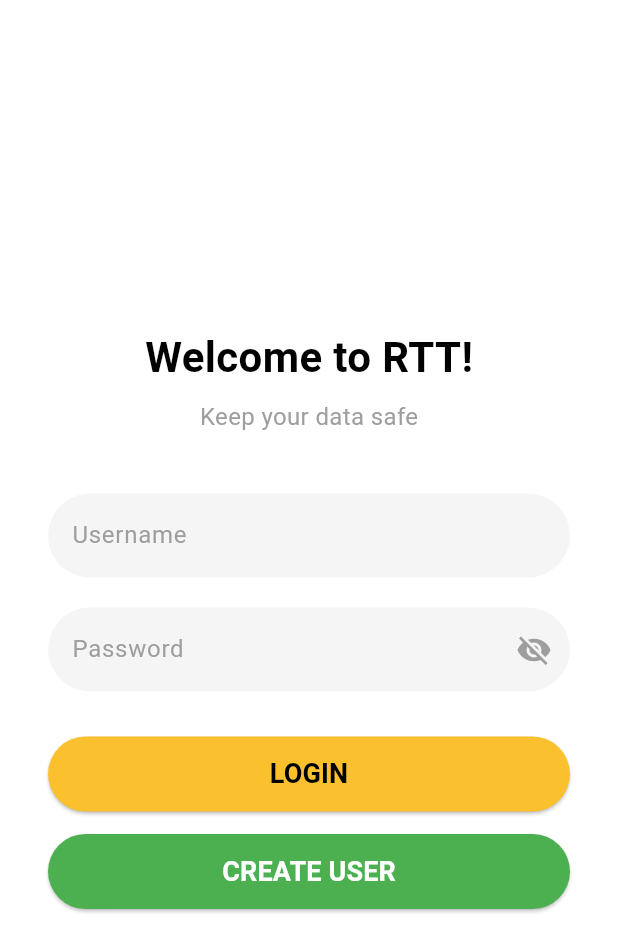
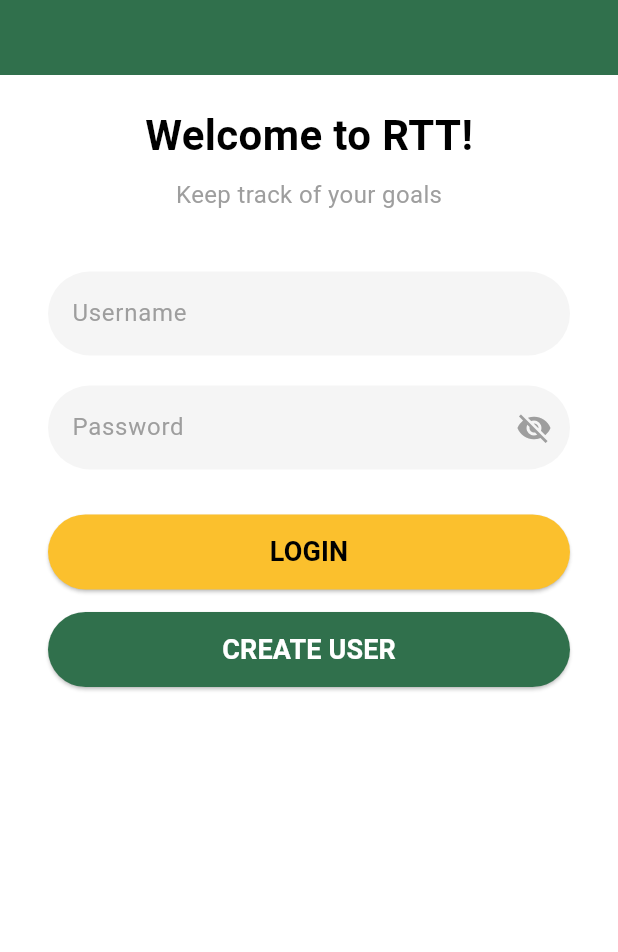
Before and after one commit to ChicoState/redeemingtime, a Flutter app: the screen it shows after launch, on a phone screen of 412 x 824 dp. Shown: the top 952 px of the screen. Run offline on Flutter 3.47's test engine with Material 3 defaults, Android fonts, the light colour scheme and no system bars; our stand-ins replace fl_chart, pie_chart, shared_preferences.

Commit message:
Update login.dart
Updated Login functions moved functions like fetch goals to public so we can use them in other pages

```diff
--- a/rtt_frontend/lib/pages/login.dart
+++ b/rtt_frontend/lib/pages/login.dart
@@ -3,22 +3,7 @@ import 'package:http/http.dart' as http;
 import 'dart:convert';
 import '../classes.dart'; // Needed to build UserClass
 import 'home.dart';       // Navigate to HomePage after login
-
-class LoginScreen extends StatefulWidget {
-  const LoginScreen({super.key});
-
-  @override
-  State<LoginScreen> createState() => _LoginScreenState();
-}
-
-class _LoginScreenState extends State<LoginScreen> {
-  final TextEditingController _usernameController = TextEditingController();
-  final TextEditingController _passwordController = TextEditingController();
-  bool _isLoading = false;
-  bool _obscurePassword = true;
-
 final String baseUrl = "http://localhost:8000"; // For Chrome testing
-
 Future<List<GoalsClass>> fetchGoals(String username, String password) async {
     String basicAuth = 'Basic ' + base64Encode(utf8.encode('$username:$password'));
 
@@ -37,6 +22,7 @@ class _LoginScreenState extends State<LoginScreen> {
         timeCost: (goal['timeCost'] ?? 0).toDouble(),
         weekDay: (goal['weekday'] ?? 1),
         tag: 0,                         // Default tag for now
+        completed: goal['completed'] ?? false,  // Default to false if not provided
       )).toList();
 
       return goals;
@@ -46,6 +32,23 @@ class _LoginScreenState extends State<LoginScreen> {
       throw Exception("Failed to load goals from server");
     }
   }
+
+class LoginScreen extends StatefulWidget {
+  const LoginScreen({super.key});
+
+  @override
+  State<LoginScreen> createState() => _LoginScreenState();
+}
+
+class _LoginScreenState extends State<LoginScreen> {
+  final TextEditingController _usernameController = TextEditingController();
+  final TextEditingController _passwordController = TextEditingController();
+  bool _isLoading = false;
+  bool _obscurePassword = true;
+
+
+
+
 
   void _saveCredentialsAndNavigate() async {
     final username = _usernameController.text;
@@ -168,12 +171,20 @@ class _LoginScreenState extends State<LoginScreen> {
   Widget build(BuildContext context) {
     return Scaffold(
       backgroundColor: Colors.white,
-      body: Center(
+      body: Column(
+        children: [
+          // Green rectangle at the top
+          Container(
+            height: 50, // Adjust height as needed
+            color: const Color.fromARGB(255, 48, 112, 76), // Green color
+          ),
+          Expanded(
             child: SingleChildScrollView(
               padding: const EdgeInsets.symmetric(horizontal: 32),
               child: Column(
                 crossAxisAlignment: CrossAxisAlignment.center,
                 children: [
+                  const SizedBox(height: 20),
                   const Text(
                     "Welcome to RTT!",
                     style: TextStyle(
@@ -184,7 +195,7 @@ class _LoginScreenState extends State<LoginScreen> {
                   ),
                   const SizedBox(height: 8),
                   const Text(
-                "Keep your data safe",
+                    "Keep track of your goals",
                     style: TextStyle(
                       fontSize: 16,
                       color: Colors.grey,
@@ -230,7 +241,7 @@ class _LoginScreenState extends State<LoginScreen> {
                             ElevatedButton(
                               onPressed: _register,
                               style: ElevatedButton.styleFrom(
-                            backgroundColor: Colors.green,
+                                backgroundColor: const Color.fromARGB(255, 48, 112, 76),
                                 minimumSize: const Size.fromHeight(50),
                                 shape: RoundedRectangleBorder(
                                   borderRadius: BorderRadius.circular(30),
@@ -250,6 +261,8 @@ class _LoginScreenState extends State<LoginScreen> {
                 ],
               ),
             ),
+          ),
+        ],
       ),
     );
   }
```
Lines whose indentation alone changed are shown as unchanged.
